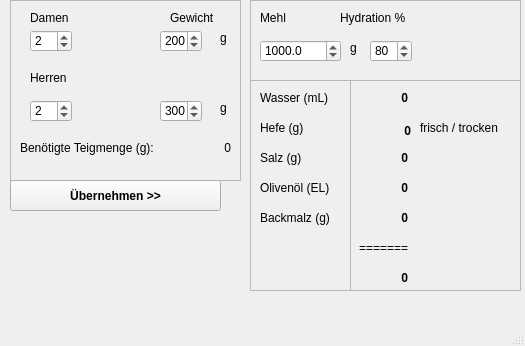
Before: the Qt Designer form pizzagenie.ui in markusmeyerhofer/PizzaGenie, drawn with Qt 5.
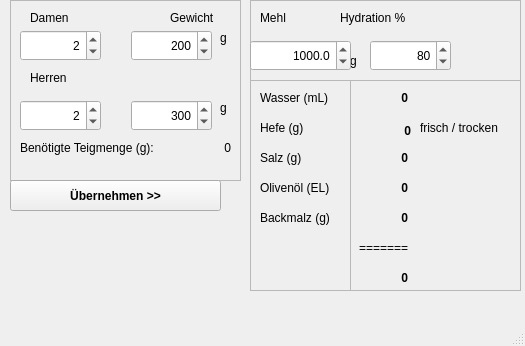
After: the same form once the commit is applied.

Commit message: adjuste GUI for Windows

The edit to the form file:
```diff
--- a/pizzagenie.ui
+++ b/pizzagenie.ui
@@ -46,9 +46,9 @@
      <property name="geometry">
       <rect>
        <x>100</x>
-       <y>40</y>
-       <width>41</width>
-       <height>16</height>
+       <y>50</y>
+       <width>16</width>
+       <height>21</height>
       </rect>
      </property>
      <property name="text">
@@ -58,12 +58,15 @@
     <widget class="QDoubleSpinBox" name="flourSpinBox">
      <property name="geometry">
       <rect>
-       <x>10</x>
+       <x>0</x>
        <y>40</y>
-       <width>81</width>
-       <height>22</height>
+       <width>101</width>
+       <height>31</height>
       </rect>
      </property>
+     <property name="alignment">
+      <set>Qt::AlignmentFlag::AlignRight|Qt::AlignmentFlag::AlignTrailing|Qt::AlignmentFlag::AlignVCenter</set>
+     </property>
      <property name="decimals">
       <number>1</number>
      </property>
@@ -79,10 +82,13 @@
       <rect>
        <x>120</x>
        <y>40</y>
-       <width>42</width>
-       <height>22</height>
+       <width>81</width>
+       <height>31</height>
       </rect>
      </property>
+     <property name="alignment">
+      <set>Qt::AlignmentFlag::AlignRight|Qt::AlignmentFlag::AlignTrailing|Qt::AlignmentFlag::AlignVCenter</set>
+     </property>
      <property name="value">
       <number>80</number>
      </property>
@@ -397,12 +403,15 @@
     <widget class="QSpinBox" name="femalesSB">
      <property name="geometry">
       <rect>
-       <x>20</x>
+       <x>10</x>
        <y>30</y>
-       <width>42</width>
-       <height>22</height>
+       <width>81</width>
+       <height>31</height>
       </rect>
      </property>
+     <property name="alignment">
+      <set>Qt::AlignmentFlag::AlignRight|Qt::AlignmentFlag::AlignTrailing|Qt::AlignmentFlag::AlignVCenter</set>
+     </property>
      <property name="maximum">
       <number>999</number>
      </property>
@@ -416,12 +425,15 @@
     <widget class="QSpinBox" name="malesSB">
      <property name="geometry">
       <rect>
-       <x>20</x>
+       <x>10</x>
        <y>100</y>
-       <width>42</width>
-       <height>22</height>
+       <width>81</width>
+       <height>31</height>
       </rect>
      </property>
+     <property name="alignment">
+      <set>Qt::AlignmentFlag::AlignRight|Qt::AlignmentFlag::AlignTrailing|Qt::AlignmentFlag::AlignVCenter</set>
+     </property>
      <property name="maximum">
       <number>999</number>
      </property>
@@ -445,12 +457,15 @@
     <widget class="QSpinBox" name="femalesDoughWeightSB">
      <property name="geometry">
       <rect>
-       <x>150</x>
+       <x>121</x>
        <y>30</y>
-       <width>42</width>
-       <height>22</height>
+       <width>81</width>
+       <height>31</height>
       </rect>
      </property>
+     <property name="alignment">
+      <set>Qt::AlignmentFlag::AlignRight|Qt::AlignmentFlag::AlignTrailing|Qt::AlignmentFlag::AlignVCenter</set>
+     </property>
      <property name="maximum">
       <number>500</number>
      </property>
@@ -461,12 +476,15 @@
     <widget class="QSpinBox" name="malesDoughWeightSB">
      <property name="geometry">
       <rect>
-       <x>150</x>
+       <x>121</x>
        <y>100</y>
-       <width>42</width>
-       <height>22</height>
+       <width>81</width>
+       <height>31</height>
       </rect>
      </property>
+     <property name="alignment">
+      <set>Qt::AlignmentFlag::AlignRight|Qt::AlignmentFlag::AlignTrailing|Qt::AlignmentFlag::AlignVCenter</set>
+     </property>
      <property name="maximum">
       <number>500</number>
      </property>
```
Left out of the diff: 2 changed lines with no effect on the pictures.
